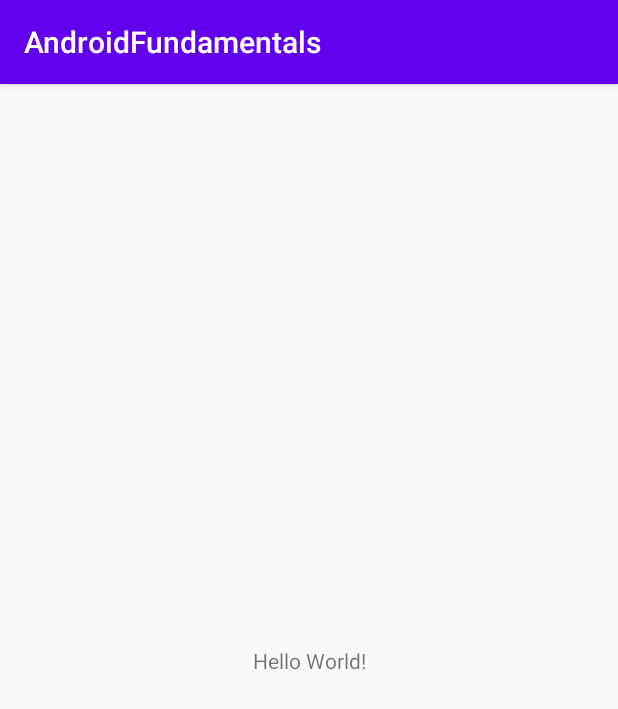
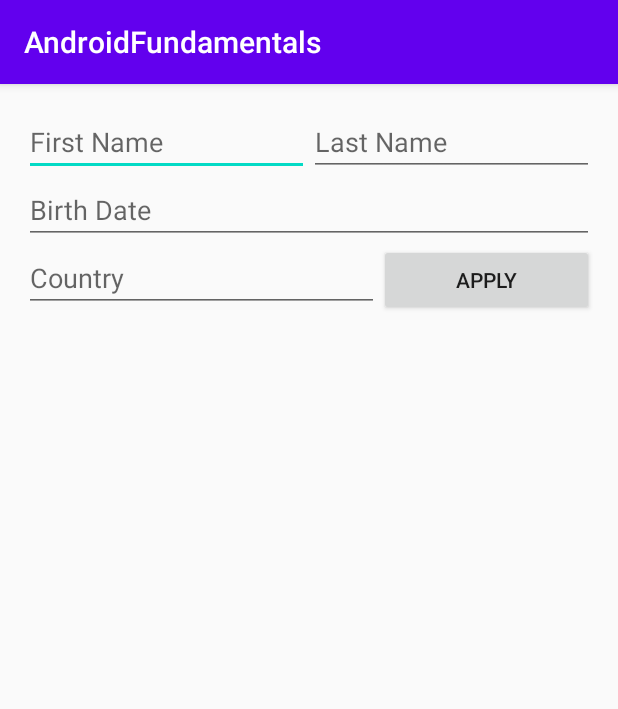
Before and after one commit to vilfrack/AndroidBasic, an Android app: the screen it shows after launch (MainActivity), on a phone screen of 412 x 824 dp. Shown: the top 709 px of the screen. Run offline under Robolectric (Android 15) with nearby library versions, the phone set to English and light mode, and no system bars.

Commit message:
Linear Layout

```diff
--- a/app/src/main/java/com/androidfundamentals/MainActivity.kt
+++ b/app/src/main/java/com/androidfundamentals/MainActivity.kt
@@ -10,21 +10,5 @@ class MainActivity : AppCompatActivity() {
     override fun onCreate(savedInstanceState: Bundle?) {
         super.onCreate(savedInstanceState)
         setContentView(R.layout.activity_main)
-
-        val list = listOf(5,2,8,6,3)
-        sortList(list)
-        Log.d("MainActivity","Hello this is my firts log msg ")
-        println(list)
     }
-    private fun sortList(list:List<Int>){
-        for (i in 0..list.size -1){
-            for (j in 0..list.size -2){
-                if (list[j] > list[j+1]){
-                    Collections.swap(list,j,j+1)
-                }
-            }
-        }
-    }
-
-
 }
--- a/app/src/main/res/layout/activity_main.xml
+++ b/app/src/main/res/layout/activity_main.xml
@@ -1,18 +1,52 @@
 <?xml version="1.0" encoding="utf-8"?>
-<androidx.constraintlayout.widget.ConstraintLayout xmlns:android="http://schemas.android.com/apk/res/android"
+<LinearLayout xmlns:android="http://schemas.android.com/apk/res/android"
     xmlns:app="http://schemas.android.com/apk/res-auto"
     xmlns:tools="http://schemas.android.com/tools"
     android:layout_width="match_parent"
     android:layout_height="match_parent"
+    android:orientation="vertical"
+    android:padding="16dp"
     tools:context=".MainActivity">
 
-    <TextView
-        android:layout_width="wrap_content"
+   <LinearLayout
+       android:layout_width="match_parent"
+       android:layout_height="wrap_content"
+       android:orientation="horizontal">
+
+       <EditText
+           android:layout_width="wrap_content"
+           android:layout_height="wrap_content"
+           android:layout_weight="1"
+           android:hint="First Name"/>
+
+       <EditText
+           android:layout_width="wrap_content"
+           android:layout_height="wrap_content"
+           android:layout_weight="1"
+           android:hint="Last Name"/>
+
+   </LinearLayout>
+
+    <EditText
+        android:layout_width="match_parent"
         android:layout_height="wrap_content"
-        android:text="Hello World!"
-        app:layout_constraintBottom_toBottomOf="parent"
-        app:layout_constraintLeft_toLeftOf="parent"
-        app:layout_constraintRight_toRightOf="parent"
-        app:layout_constraintTop_toTopOf="parent" />
+        android:hint="Birth Date" />
 
-</androidx.constraintlayout.widget.ConstraintLayout>
+    <LinearLayout
+        android:layout_width="match_parent"
+        android:layout_height="wrap_content">
+
+        <EditText
+            android:layout_width="wrap_content"
+            android:layout_height="wrap_content"
+            android:layout_weight="3"
+            android:hint="Country" />
+        <Button
+            android:layout_width="wrap_content"
+            android:layout_height="wrap_content"
+            android:layout_weight="1"
+            android:text="Apply"/>
+
+    </LinearLayout>
+
+</LinearLayout>
```
